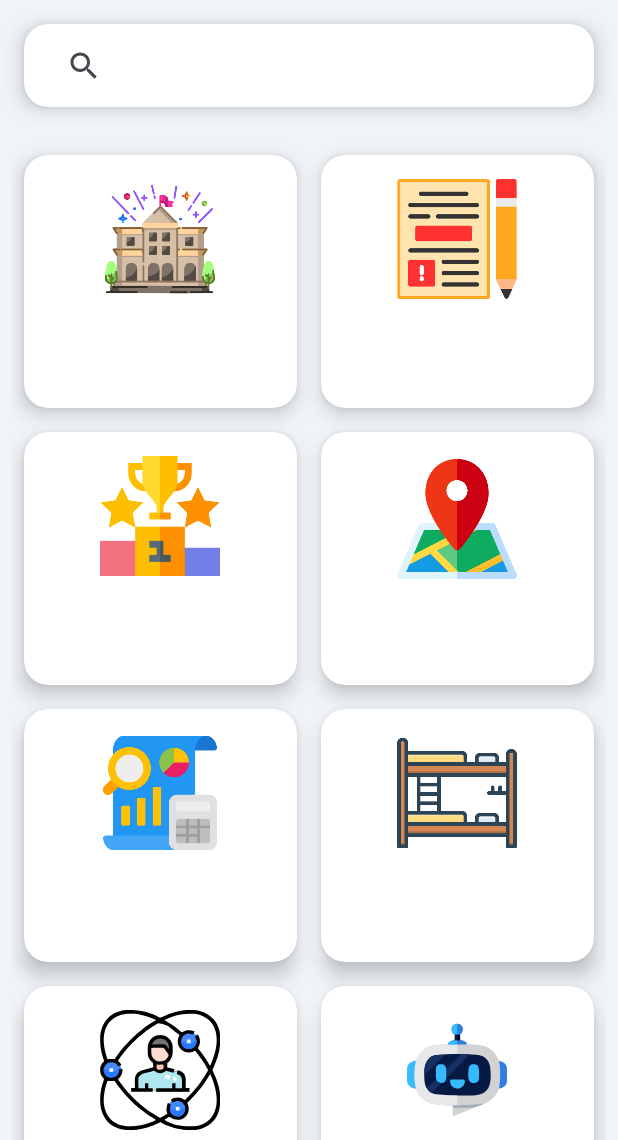
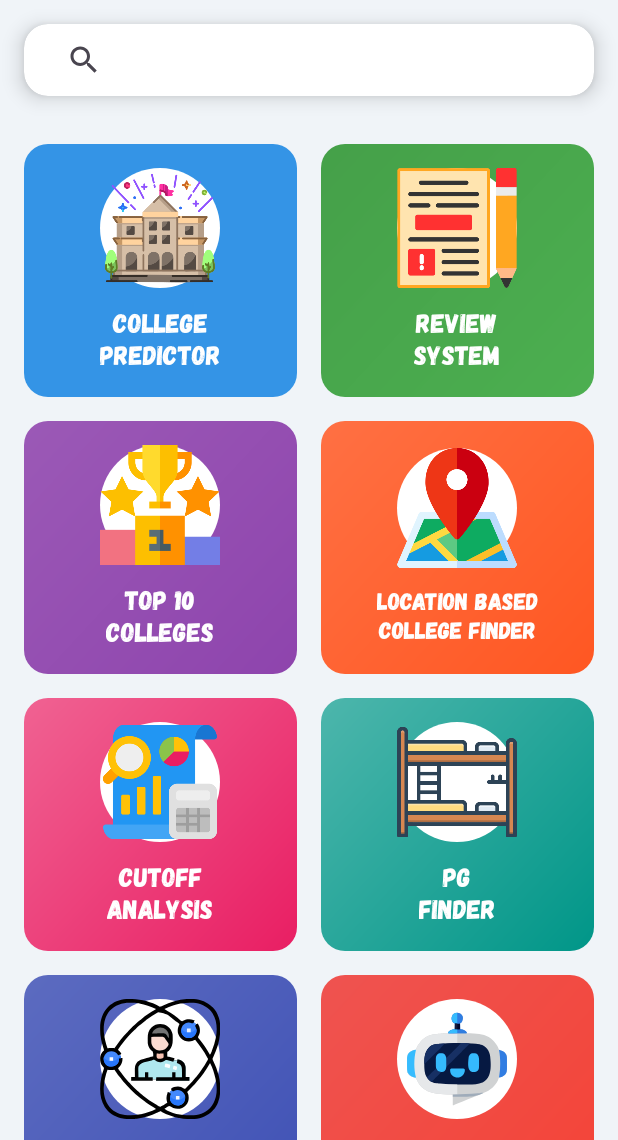
Before and after one commit to selfmusing94/College-Navigator, an Android app: the App_Dashboard screen opened directly, with no data from a screen before it, on a phone screen of 412 x 824 dp, the part 96-1236 px from its top. Run offline under Robolectric (Android 15) with nearby library versions, the phone set to English and light mode, and no system bars; our stand-ins replace Firebase (no records; nobody signed in at launch, a user with empty details on screens opened directly); pictures from the network do not load.

Commit message:
Resolved color issue of dashboard cards
- Removed cardview and added relative layout
- added white background to searchview card to fix its issue of black corners in night view

```diff
--- a/app/src/main/res/layout/dashboard_content.xml
+++ b/app/src/main/res/layout/dashboard_content.xml
@@ -66,16 +66,17 @@
                 android:layout_height="wrap_content"
                 android:layout_margin="16dp"
                 app:cardElevation="8dp"
+                app:cardBackgroundColor="@color/white"
                 app:cardCornerRadius="16dp">
 
                 <SearchView
                     android:id="@+id/search_view"
                     android:layout_width="match_parent"
-                    android:layout_height="55dp"
+                    android:layout_height="wrap_content"
                     android:background="@drawable/search_background"
-                    android:queryHint="Explore Colleges, Courses, and More..."
                     android:paddingStart="16dp"
-                    android:paddingEnd="16dp"/>
+                    android:paddingEnd="16dp"
+                    android:queryHint="Explore Colleges, Courses, and More..." />
             </androidx.cardview.widget.CardView>
 
             <!-- Grid of Feature Cards -->
@@ -91,7 +92,7 @@
                 android:layout_marginEnd="8dp">
 
                 <!-- Card 1: College Predictor -->
-                <androidx.cardview.widget.CardView
+                <RelativeLayout
                     android:layout_width="0dp"
                     android:layout_height="wrap_content"
                     android:layout_columnWeight="1"
@@ -124,10 +125,10 @@
                             android:gravity="center"
                             android:layout_marginTop="12dp"/>
                     </LinearLayout>
-                </androidx.cardview.widget.CardView>
+                </RelativeLayout>
 
                 <!-- Card 2: Review System -->
-                <androidx.cardview.widget.CardView
+                <RelativeLayout
                     android:layout_width="0dp"
                     android:layout_height="wrap_content"
                     android:layout_columnWeight="1"
@@ -160,10 +161,10 @@
                             android:gravity="center"
                             android:layout_marginTop="12dp"/>
                     </LinearLayout>
-                </androidx.cardview.widget.CardView>
+                </RelativeLayout>
 
                 <!-- Card 3: Top 10 Colleges -->
-                <androidx.cardview.widget.CardView
+                <RelativeLayout
                     android:layout_width="0dp"
                     android:layout_height="wrap_content"
                     android:layout_columnWeight="1"
@@ -196,10 +197,10 @@
                             android:gravity="center"
                             android:layout_marginTop="12dp"/>
                     </LinearLayout>
-                </androidx.cardview.widget.CardView>
+                </RelativeLayout>
 
                 <!-- Card 4: Location Based Finder -->
-                <androidx.cardview.widget.CardView
+                <RelativeLayout
                     android:layout_width="0dp"
                     android:layout_height="wrap_content"
                     android:layout_columnWeight="1"
@@ -232,10 +233,10 @@
                             android:gravity="center"
                             android:layout_marginTop="12dp"/>
                     </LinearLayout>
-                </androidx.cardview.widget.CardView>
+                </RelativeLayout>
 
                 <!-- Card 5: Cutoff Analysis -->
-                <androidx.cardview.widget.CardView
+                <RelativeLayout
                     android:layout_width="0dp"
                     android:layout_height="wrap_content"
                     android:layout_columnWeight="1"
@@ -268,10 +269,10 @@
                             android:gravity="center"
                             android:layout_marginTop="12dp"/>
                     </LinearLayout>
-                </androidx.cardview.widget.CardView>
+                </RelativeLayout>
 
                 <!-- Card 6: PG Finder -->
-                <androidx.cardview.widget.CardView
+                <RelativeLayout
                     android:layout_width="0dp"
                     android:layout_height="wrap_content"
                     android:layout_columnWeight="1"
@@ -304,10 +305,10 @@
                             android:gravity="center"
                             android:layout_marginTop="12dp"/>
                     </LinearLayout>
-                </androidx.cardview.widget.CardView>
+                </RelativeLayout>
 
                 <!-- Card 7: Senior Connect -->
-                <androidx.cardview.widget.CardView
+                <RelativeLayout
                     android:layout_width="0dp"
                     android:layout_height="wrap_content"
                     android:layout_columnWeight="1"
@@ -340,10 +341,10 @@
                             android:gravity="center"
                             android:layout_marginTop="12dp"/>
                     </LinearLayout>
-                </androidx.cardview.widget.CardView>
+                </RelativeLayout>
 
                 <!-- Card 8: AI Chatbot -->
-                <androidx.cardview.widget.CardView
+                <RelativeLayout
                     android:layout_width="0dp"
                     android:layout_height="wrap_content"
                     android:layout_columnWeight="1"
@@ -376,7 +377,7 @@
                             android:gravity="center"
                             android:layout_marginTop="12dp"/>
                     </LinearLayout>
-                </androidx.cardview.widget.CardView>
+                </RelativeLayout>
 
             </GridLayout>
         </LinearLayout>
--- a/app/src/main/res/values/colors.xml
+++ b/app/src/main/res/values/colors.xml
@@ -2,5 +2,6 @@
 <resources xmlns:android="http://schemas.android.com/apk/res/android">
     <color name="black">#FF000000</color>
     <color name="white">#FFFFFFFF</color>
+    <color name="Transparent">#00000000</color>
 
 </resources>
```
